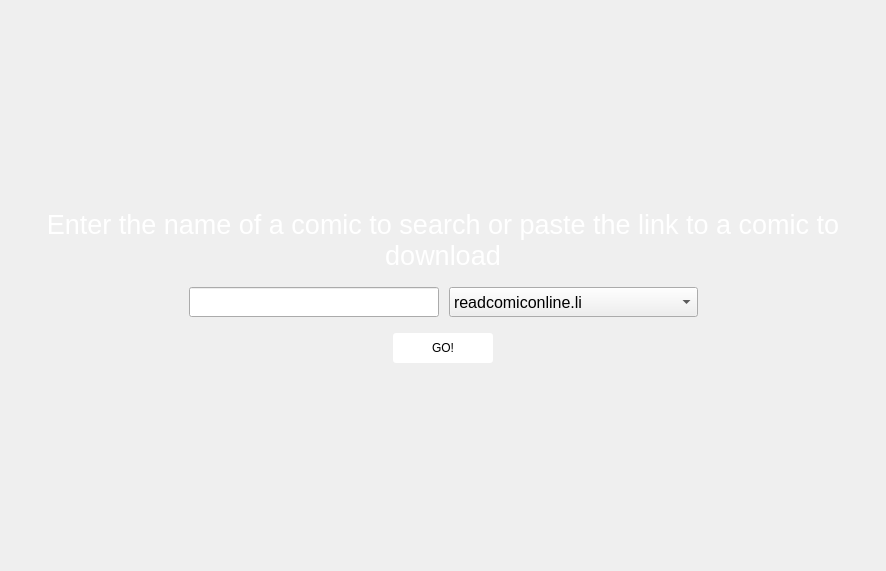
UjwalReddy267/COMIC_SD, file UI/Start.ui: the form before one commit.
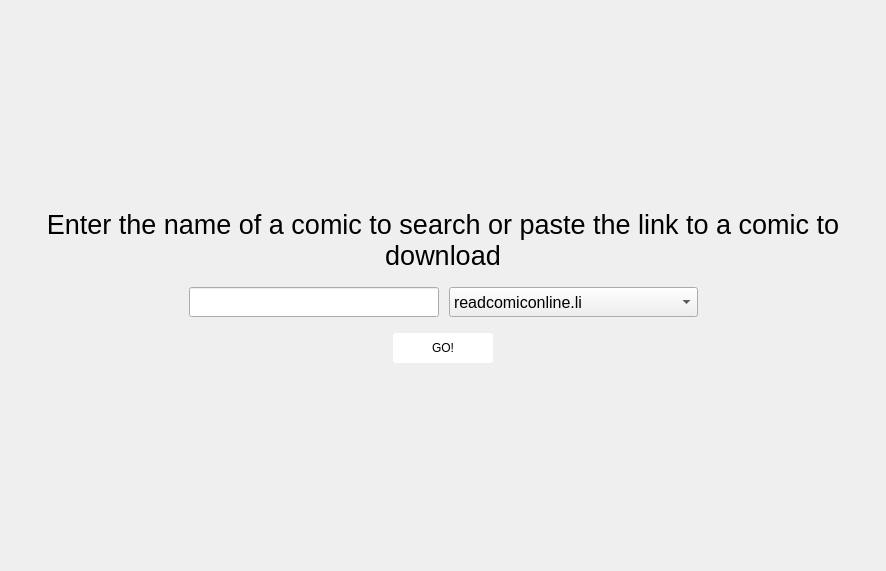
The form after the commit.

Commit message: Bug Fixes Changed color scheme

What changed in the file:
```diff
--- a/UI/Start.ui
+++ b/UI/Start.ui
@@ -44,8 +44,7 @@
       </font>
      </property>
      <property name="styleSheet">
-      <string notr="true">font-family:Helvetica;
-color:#ffffff;</string>
+      <string notr="true">font-family:Helvetica;</string>
      </property>
      <property name="text">
       <string>Enter the name of a comic to search or paste the link to a comic to download</string>
```
The commit also changes 8 other files.
